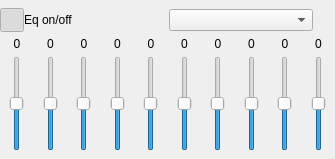
The window that trunk/GUI/equalizer/GUI_Equalizer.ui (shahid334/sayonara-player) describes before a commit, drawn with Qt 5.
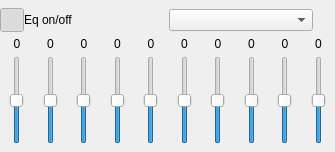
The same window after the commit.

```diff
--- a/trunk/GUI/equalizer/GUI_Equalizer.ui
+++ b/trunk/GUI/equalizer/GUI_Equalizer.ui
@@ -7,7 +7,7 @@
     <x>0</x>
     <y>0</y>
     <width>335</width>
-    <height>159</height>
+    <height>152</height>
    </rect>
   </property>
   <property name="sizePolicy">
@@ -22,6 +22,12 @@
     <height>152</height>
    </size>
   </property>
+  <property name="maximumSize">
+   <size>
+    <width>524287</width>
+    <height>152</height>
+   </size>
+  </property>
   <property name="features">
    <set>QDockWidget::DockWidgetClosable|QDockWidget::DockWidgetVerticalTitleBar</set>
   </property>
@@ -38,6 +44,12 @@
      <verstretch>0</verstretch>
     </sizepolicy>
    </property>
+   <property name="maximumSize">
+    <size>
+     <width>16777215</width>
+     <height>152</height>
+    </size>
+   </property>
    <layout class="QGridLayout" name="gridLayout">
     <property name="leftMargin">
      <number>0</number>
```
